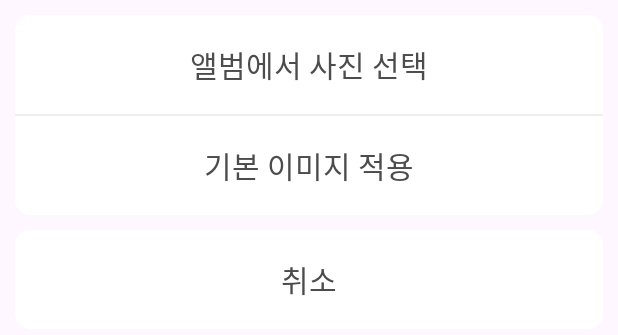
After one commit to HwaRoak/HwaRoak_Android, an Android app: the layout dialog_change_image.xml on its own in the app's theme, with its tools: preview values and no code run, on a phone screen of 412 x 824 dp. The commit adds this screen. Shown: the top 335 px of the screen. Run offline under Robolectric (Android 15) with nearby library versions, the phone set to English and light mode, and no system bars; network calls fail.

Commit message:
#24 [스탠다드/UI, Logic] - EditProfileFragment에서 카메라 버튼 클릭 시 BottomSheetDialog 구현

```diff
--- a/app/build.gradle.kts
+++ b/app/build.gradle.kts
@@ -5,6 +5,8 @@ plugins {
     id("kotlin-parcelize")
     //구글 서비스 플러그인 적용
     id("com.google.gms.google-services")
+    //Glide를 위해
+    id("kotlin-kapt")
 }
 
 android {
@@ -102,6 +104,10 @@ dependencies {
     implementation("com.squareup.okhttp3:okhttp:4.12.0")
     implementation("com.squareup.okhttp3:okhttp-sse:4.12.0")
 
+    //프로필 이미지 관련 Glide 라이브러리
+    implementation("com.github.bumptech.glide:glide:4.16.0")
+    kapt("com.github.bumptech.glide:compiler:4.16.0")
+
     // …기존 의존성들…
 
 }
--- /dev/null
+++ b/app/src/main/res/layout/dialog_change_image.xml
@@ -0,0 +1,65 @@
+<?xml version="1.0" encoding="utf-8"?>
+<LinearLayout xmlns:android="http://schemas.android.com/apk/res/android"
+    android:layout_width="match_parent"
+    android:layout_height="match_parent"
+    android:orientation="vertical"
+    android:background="@android:color/transparent" >
+
+    <LinearLayout
+        android:layout_width="match_parent"
+        android:layout_height="wrap_content"
+        android:layout_marginHorizontal="10dp"
+        android:layout_marginTop="10dp"
+        android:layout_marginBottom="10dp"
+        android:orientation="vertical"
+        android:background="@drawable/bg_rounded_box"
+        >
+
+        <TextView
+            android:id="@+id/choose_from_gallery_tv"
+            android:layout_width="match_parent"
+            android:layout_height="wrap_content"
+            style="@style/freesentation5_16sp"
+            android:textSize="20sp"
+            android:text="앨범에서 사진 선택"
+            android:gravity="center"
+            android:paddingVertical="18dp" />
+
+        <View
+            android:layout_width="match_parent"
+            android:layout_height="1dp"
+            android:background="#EEEEEE" />
+
+        <TextView
+            android:id="@+id/change_default_image_tv"
+            android:layout_width="match_parent"
+            android:layout_height="wrap_content"
+            style="@style/freesentation5_16sp"
+            android:textSize="20sp"
+            android:text="기본 이미지 적용"
+            android:gravity="center"
+            android:paddingVertical="18dp" />
+
+    </LinearLayout>
+
+    <LinearLayout
+        android:layout_width="match_parent"
+        android:layout_height="wrap_content"
+        android:orientation="vertical"
+        android:layout_marginHorizontal="10dp"
+        android:background="@drawable/bg_rounded_box"
+        android:layout_marginBottom="10dp" >
+
+        <TextView
+            android:id="@+id/cancel_tv"
+            android:layout_width="match_parent"
+            android:layout_height="wrap_content"
+            style="@style/freesentation5_16sp"
+            android:textSize="20sp"
+            android:text="취소"
+            android:gravity="center"
+            android:paddingVertical="18dp" />
+
+    </LinearLayout>
+
+</LinearLayout>
--- a/app/src/main/res/layout/fragment_edit_profile.xml
+++ b/app/src/main/res/layout/fragment_edit_profile.xml
@@ -164,10 +164,11 @@
                 <EditText
                     android:id="@+id/et_introduce"
                     android:layout_width="match_parent"
-                    android:layout_height="wrap_content"
+                    android:layout_height="match_parent"
                     android:background="@android:color/transparent"
                     android:fontFamily="@font/freesentation_4regular"
                     android:hint="자기소개를 입력하세요 (10자 이내로 입력하세요)"
+                    android:gravity="top"
                     android:inputType="text"
                     android:maxLength="10"
                     android:textColorHint="#CECECE"
```
Also changed, not shown: app/src/main/java/com/example/hwaroak/ui/mypage/EditProfileFragment.kt (+63 -1 lines), app/src/main/res/values/themes.xml (+7 -0 lines).
